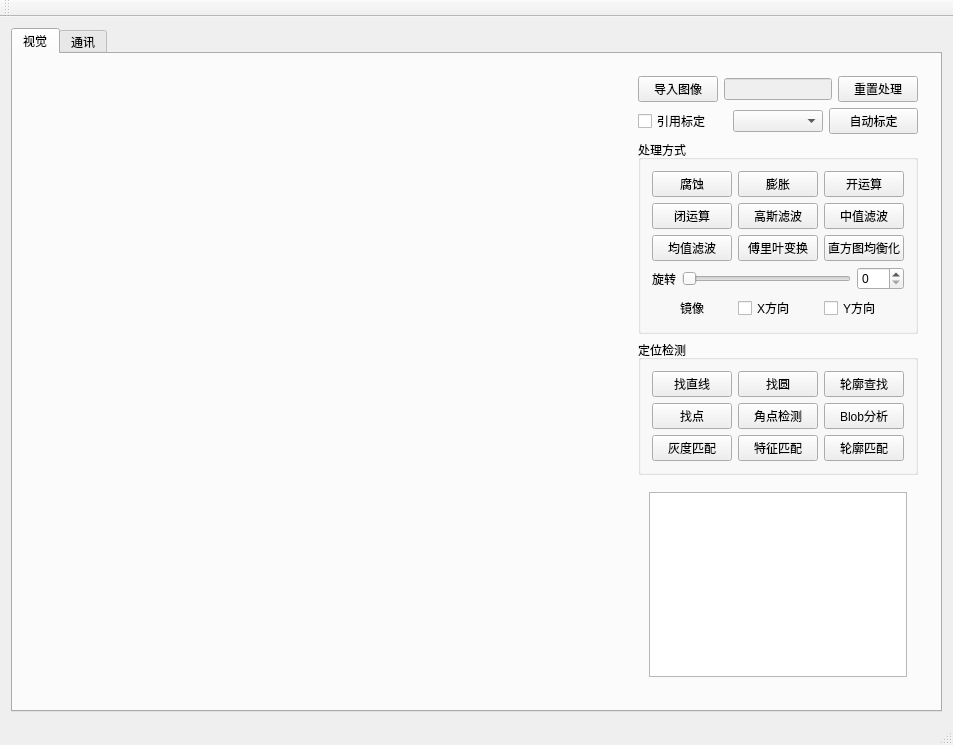
Qt form SRDemo/SRDemo.ui (q10564/SRDemo) before a commit.
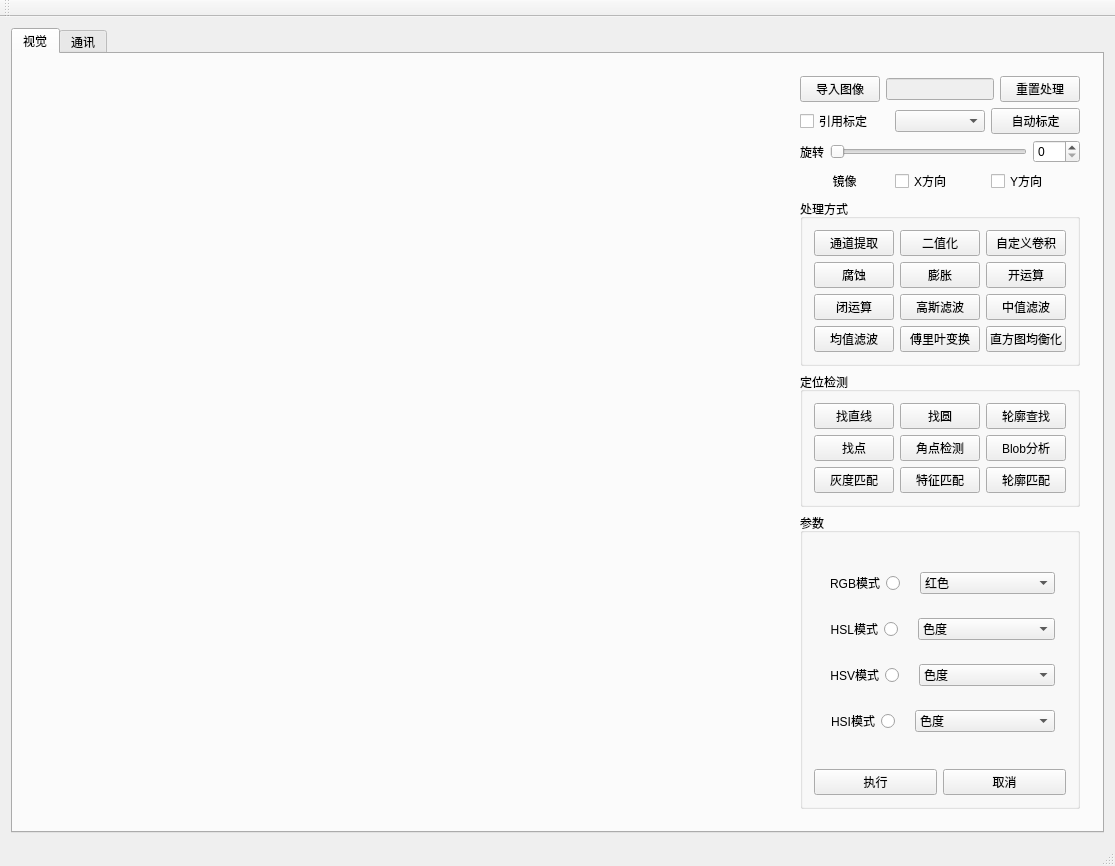
The same form after that commit.

Patch:
```diff
--- a/SRDemo/SRDemo.ui
+++ b/SRDemo/SRDemo.ui
@@ -6,8 +6,8 @@
    <rect>
     <x>0</x>
     <y>0</y>
-    <width>953</width>
-    <height>745</height>
+    <width>1115</width>
+    <height>866</height>
    </rect>
   </property>
   <property name="windowTitle">
@@ -102,6 +102,74 @@
              </item>
             </layout>
            </item>
+           <item>
+            <layout class="QHBoxLayout" name="horizontalLayout_4">
+             <item>
+              <widget class="QLabel" name="label">
+               <property name="text">
+                <string>旋转</string>
+               </property>
+              </widget>
+             </item>
+             <item>
+              <widget class="QSlider" name="horizontalSlider">
+               <property name="maximum">
+                <number>360</number>
+               </property>
+               <property name="singleStep">
+                <number>1</number>
+               </property>
+               <property name="pageStep">
+                <number>10</number>
+               </property>
+               <property name="orientation">
+                <enum>Qt::Horizontal</enum>
+               </property>
+               <property name="invertedAppearance">
+                <bool>false</bool>
+               </property>
+               <property name="invertedControls">
+                <bool>false</bool>
+               </property>
+              </widget>
+             </item>
+             <item>
+              <widget class="QSpinBox" name="spinBox">
+               <property name="maximum">
+                <number>360</number>
+               </property>
+              </widget>
+             </item>
+            </layout>
+           </item>
+           <item>
+            <layout class="QHBoxLayout" name="horizontalLayout_5">
+             <item>
+              <widget class="QLabel" name="label_2">
+               <property name="text">
+                <string>镜像</string>
+               </property>
+               <property name="alignment">
+                <set>Qt::AlignCenter</set>
+               </property>
+              </widget>
+             </item>
+             <item>
+              <widget class="QCheckBox" name="checkBox_7">
+               <property name="text">
+                <string>X方向</string>
+               </property>
+              </widget>
+             </item>
+             <item>
+              <widget class="QCheckBox" name="checkBox_8">
+               <property name="text">
+                <string>Y方向</string>
+               </property>
+              </widget>
+             </item>
+            </layout>
+           </item>
            <item>
             <widget class="QGroupBox" name="groupBox">
              <property name="title">
@@ -110,134 +178,87 @@
              <layout class="QVBoxLayout" name="verticalLayout_3">
               <item>
                <layout class="QGridLayout" name="gridLayout">
-                <item row="0" column="0">
-                 <widget class="QPushButton" name="b3">
+                <item row="2" column="2">
+                 <widget class="QPushButton" name="b5">
                   <property name="text">
-                   <string>腐蚀</string>
+                   <string>中值滤波</string>
                   </property>
                  </widget>
                 </item>
-                <item row="0" column="1">
+                <item row="1" column="1">
                  <widget class="QPushButton" name="b9">
                   <property name="text">
                    <string>膨胀</string>
                   </property>
                  </widget>
                 </item>
-                <item row="0" column="2">
+                <item row="3" column="2">
+                 <widget class="QPushButton" name="b8">
+                  <property name="text">
+                   <string>直方图均衡化</string>
+                  </property>
+                 </widget>
+                </item>
+                <item row="1" column="0">
+                 <widget class="QPushButton" name="b3">
+                  <property name="text">
+                   <string>腐蚀</string>
+                  </property>
+                 </widget>
+                </item>
+                <item row="3" column="1">
+                 <widget class="QPushButton" name="b2">
+                  <property name="text">
+                   <string>傅里叶变换</string>
+                  </property>
+                 </widget>
+                </item>
+                <item row="1" column="2">
                  <widget class="QPushButton" name="b4">
                   <property name="text">
                    <string>开运算</string>
                   </property>
                  </widget>
                 </item>
-                <item row="1" column="0">
+                <item row="2" column="0">
                  <widget class="QPushButton" name="b6">
                   <property name="text">
                    <string>闭运算</string>
                   </property>
                  </widget>
                 </item>
-                <item row="1" column="1">
+                <item row="2" column="1">
                  <widget class="QPushButton" name="b1">
                   <property name="text">
                    <string>高斯滤波</string>
                   </property>
                  </widget>
                 </item>
-                <item row="1" column="2">
-                 <widget class="QPushButton" name="b5">
-                  <property name="text">
-                   <string>中值滤波</string>
-                  </property>
-                 </widget>
-                </item>
-                <item row="2" column="0">
+                <item row="3" column="0">
                  <widget class="QPushButton" name="b7">
                   <property name="text">
                    <string>均值滤波</string>
                   </property>
                  </widget>
                 </item>
-                <item row="2" column="1">
-                 <widget class="QPushButton" name="b2">
+                <item row="0" column="0">
+                 <widget class="QPushButton" name="pushButton">
                   <property name="text">
-                   <string>傅里叶变换</string>
+                   <string>通道提取</string>
                   </property>
                  </widget>
                 </item>
-                <item row="2" column="2">
-                 <widget class="QPushButton" name="b8">
+                <item row="0" column="1">
+                 <widget class="QPushButton" name="pushButton_2">
                   <property name="text">
-                   <string>直方图均衡化</string>
+                   <string>二值化</string>
                   </property>
                  </widget>
                 </item>
-               </layout>
-              </item>
-              <item>
-               <layout class="QHBoxLayout" name="horizontalLayout_4">
-                <item>
-                 <widget class="QLabel" name="label">
+                <item row="0" column="2">
+                 <widget class="QPushButton" name="pushButton_12">
                   <property name="text">
-                   <string>旋转</string>
-                  </property>
-                 </widget>
-                </item>
-                <item>
-                 <widget class="QSlider" name="horizontalSlider">
-                  <property name="maximum">
-                   <number>360</number>
-                  </property>
-                  <property name="singleStep">
-                   <number>1</number>
-                  </property>
-                  <property name="pageStep">
-                   <number>10</number>
-                  </property>
-                  <property name="orientation">
-                   <enum>Qt::Horizontal</enum>
-                  </property>
-                  <property name="invertedAppearance">
-                   <bool>false</bool>
-                  </property>
-                  <property name="invertedControls">
-                   <bool>false</bool>
-                  </property>
-                 </widget>
-                </item>
-                <item>
-                 <widget class="QSpinBox" name="spinBox">
-                  <property name="maximum">
-                   <number>360</number>
-                  </property>
-                 </widget>
-                </item>
-               </layout>
-              </item>
-              <item>
-               <layout class="QHBoxLayout" name="horizontalLayout_5">
-                <item>
-                 <widget class="QLabel" name="label_2">
-                  <property name="text">
-                   <string>镜像</string>
-                  </property>
-                  <property name="alignment">
-                   <set>Qt::AlignCenter</set>
-                  </property>
-                 </widget>
-                </item>
-                <item>
-                 <widget class="QCheckBox" name="checkBox_7">
-                  <property name="text">
-                   <string>X方向</string>
-                  </property>
-                 </widget>
-                </item>
-                <item>
-                 <widget class="QCheckBox" name="checkBox_8">
-                  <property name="text">
-                   <string>Y方向</string>
+                   <string>自定义卷积</string>
                   </property>
                  </widget>
                 </item>
@@ -319,10 +340,212 @@
             </widget>
            </item>
            <item>
-            <widget class="QWidget" name="widget_3" native="true">
+            <widget class="QGroupBox" name="groupBox_set">
+             <property name="title">
+              <string>参数</string>
+             </property>
              <layout class="QVBoxLayout" name="verticalLayout_2">
               <item>
-               <widget class="QTextEdit" name="textEdit"/>
+               <widget class="QStackedWidget" name="stackedWidget">
+                <property name="currentIndex">
+                 <number>1</number>
+                </property>
+                <widget class="QWidget" name="page_non"/>
+                <widget class="QWidget" name="page_extraction">
+                 <layout class="QVBoxLayout" name="verticalLayout_5">
+                  <item>
+                   <layout class="QHBoxLayout" name="horizontalLayout_7" stretch="3,6">
+                    <property name="spacing">
+                     <number>20</number>
+                    </property>
+                    <item>
+                     <widget class="QRadioButton" name="radioButton_RGB">
+                      <property name="layoutDirection">
+                       <enum>Qt::RightToLeft</enum>
+                      </property>
+                      <property name="text">
+                       <string>RGB模式</string>
+                      </property>
+                     </widget>
+                    </item>
+                    <item>
+                     <widget class="QComboBox" name="comboBox">
+                      <item>
+                       <property name="text">
+                        <string>红色</string>
+                       </property>
+                      </item>
+                      <item>
+                       <property name="text">
+                        <string>绿色</string>
+                       </property>
+                      </item>
+                      <item>
+                       <property name="text">
+                        <string>蓝色</string>
+                       </property>
+                      </item>
+                     </widget>
+                    </item>
+                   </layout>
+                  </item>
+                  <item>
+                   <layout class="QHBoxLayout" name="horizontalLayout_8" stretch="3,6">
+                    <property name="spacing">
+                     <number>20</number>
+                    </property>
+                    <item>
+                     <widget class="QRadioButton" name="radioButton_HSL">
+                      <property name="layoutDirection">
+                       <enum>Qt::RightToLeft</enum>
+                      </property>
+                      <property name="text">
+                       <string>HSL模式</string>
+                      </property>
+                     </widget>
+                    </item>
+                    <item>
+                     <widget class="QComboBox" name="comboBox_2">
+                      <item>
+                       <property name="text">
+                        <string>色度</string>
+                       </property>
+                      </item>
+                      <item>
+                       <property name="text">
+                        <string>饱和度</string>
+                       </property>
+                      </item>
+                      <item>
+                       <property name="text">
+                        <string>亮度</string>
+                       </property>
+                      </item>
+                     </widget>
+                    </item>
+                   </layout>
+                  </item>
+                  <item>
+                   <layout class="QHBoxLayout" name="horizontalLayout_9" stretch="3,6">
+                    <property name="spacing">
+                     <number>20</number>
+                    </property>
+                    <item>
+                     <widget class="QRadioButton" name="radioButton_HSV">
+                      <property name="layoutDirection">
+                       <enum>Qt::RightToLeft</enum>
+                      </property>
+                      <property name="text">
+                       <string>HSV模式</string>
+                      </property>
+                     </widget>
+                    </item>
+                    <item>
+                     <widget class="QComboBox" name="comboBox_3">
+                      <item>
+                       <property name="text">
+                        <string>色度</string>
+                       </property>
+                      </item>
+                      <item>
+                       <property name="text">
+                        <string>饱和度</string>
+                       </property>
+                      </item>
+                      <item>
+                       <property name="text">
+                        <string>明度</string>
+                       </property>
+                      </item>
+                     </widget>
+                    </item>
+                   </layout>
+                  </item>
+                  <item>
+                   <layout class="QHBoxLayout" name="horizontalLayout_10" stretch="3,6">
+                    <property name="spacing">
+                     <number>20</number>
+                    </property>
+                    <item>
+                     <widget class="QRadioButton" name="radioButton_HSI">
+                      <property name="layoutDirection">
+                       <enum>Qt::RightToLeft</enum>
+                      </property>
+                      <property name="text">
+                       <string>HSI模式</string>
+                      </property>
+                     </widget>
+                    </item>
+                    <item>
+                     <widget class="QComboBox" name="comboBox_4">
+                      <item>
+                       <property name="text">
+                        <string>色度</string>
+                       </property>
+                      </item>
+                      <item>
+                       <property name="text">
+                        <string>饱和度</string>
+                       </property>
+                      </item>
+                      <item>
+                       <property name="text">
+                        <string>强度</string>
+                       </property>
+                      </item>
+                     </widget>
+                    </item>
+                   </layout>
+                  </item>
+                 </layout>
+                </widget>
+                <widget class="QWidget" name="page_2">
+                 <widget class="QSlider" name="verticalSlider">
+                  <property name="geometry">
+                   <rect>
+                    <x>40</x>
+                    <y>40</y>
+                    <width>22</width>
+                    <height>160</height>
+                   </rect>
+                  </property>
+                  <property name="orientation">
+                   <enum>Qt::Vertical</enum>
+                  </property>
+                 </widget>
+                 <widget class="QSlider" name="verticalSlider_2">
+                  <property name="geometry">
+                   <rect>
+                    <x>150</x>
+                    <y>40</y>
+                    <width>22</width>
+                    <height>160</height>
+                   </rect>
+                  </property>
+                  <property name="orientation">
+                   <enum>Qt::Vertical</enum>
+                  </property>
+                 </widget>
+                </widget>
+               </widget>
+              </item>
+              <item>
+               <layout class="QHBoxLayout" name="layout_set">
+                <item>
+                 <widget class="QPushButton" name="btn_do">
+                  <property name="text">
+                   <string>执行</string>
+                  </property>
+                 </widget>
+                </item>
+                <item>
+                 <widget class="QPushButton" name="pushButton_14">
+                  <property name="text">
+                   <string>取消</string>
+                  </property>
+                 </widget>
+                </item>
+               </layout>
               </item>
              </layout>
             </widget>
```
Left out of the diff: 155 changed lines with no effect on the pictures.
